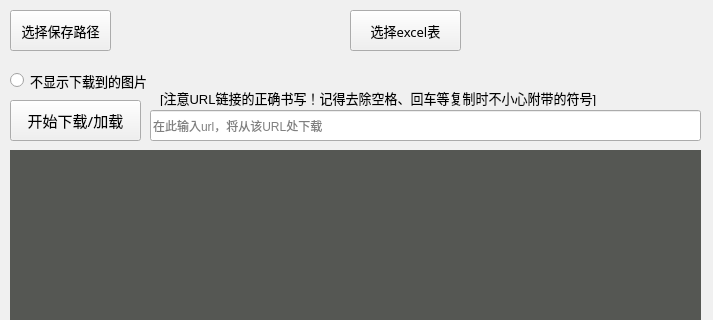
full-auto/UDTool_initial, file mainwindow.ui: the form before one commit; both pictures show x 0 to 713 and y 0 to 320 of the 713 by 623 pixel window.
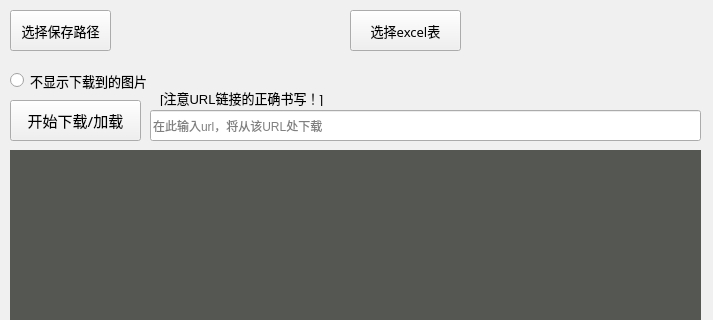
The form after the commit.

Diff of the .ui file:
```diff
--- a/mainwindow.ui
+++ b/mainwindow.ui
@@ -634,7 +634,7 @@
      </font>
     </property>
     <property name="text">
-     <string>[注意URL链接的正确书写！记得去除空格、回车等复制时不小心附带的符号]</string>
+     <string>[注意URL链接的正确书写！]</string>
     </property>
    </widget>
   </widget>
```
